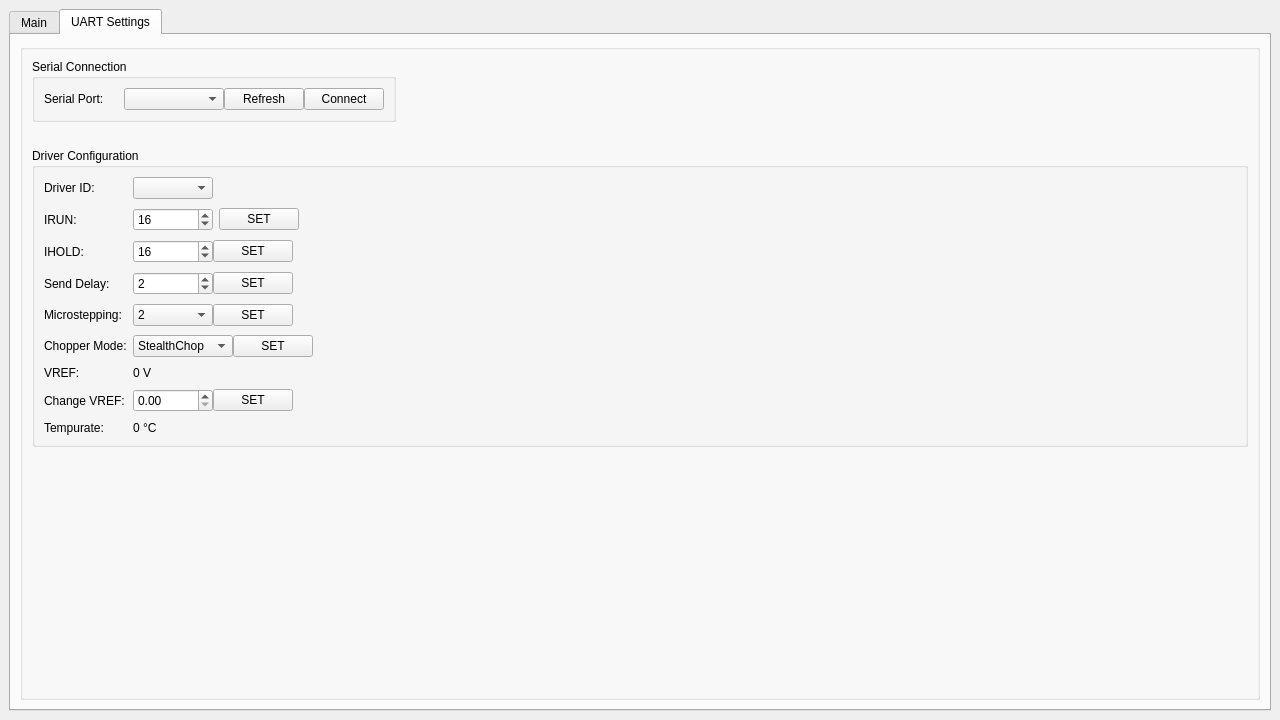
The window that ui/PCB2Gcode.ui (404boboo/PCB2Gcode) describes before a commit, drawn with Qt 5.
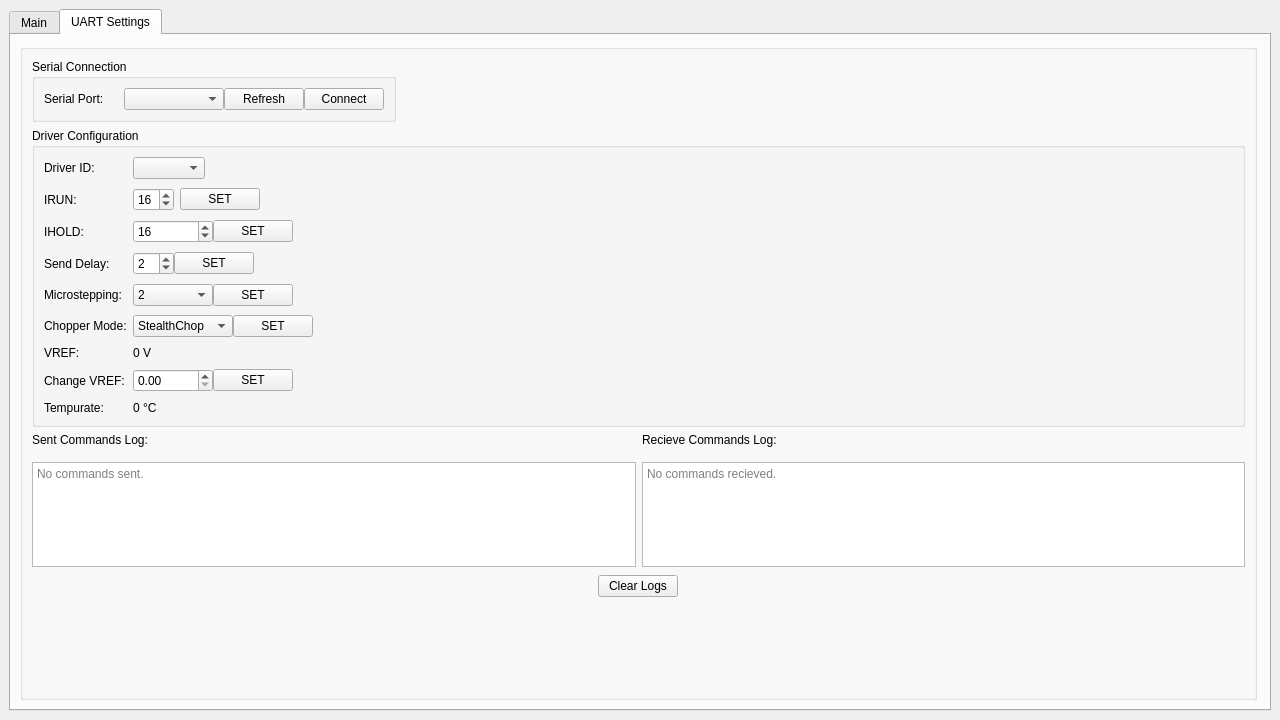
The same window after the commit. Icons and pictures are not drawn.

Commit message:
Update UI and Add Sent and Received Command Logs with Clear Functionality
- Command Logging UI:
   - Added QTextEdit widgets: `sentLogTextEdit` and 'recieveLogTextEdit'
- Emitted `dataSent` Signal:**
     - Added a new signal `dataSent` in the UART class to notify when data is sent over UART.
- Added Clear Logs to allow users clear the command logs.

The edit to the form file:
```diff
--- a/ui/PCB2Gcode.ui
+++ b/ui/PCB2Gcode.ui
@@ -440,9 +440,15 @@
        <layout class="QVBoxLayout" name="uartVerticalLayout">
         <item>
          <widget class="QGroupBox" name="verticalGroupBox">
+          <property name="sizePolicy">
+           <sizepolicy hsizetype="Maximum" vsizetype="Maximum">
+            <horstretch>0</horstretch>
+            <verstretch>0</verstretch>
+           </sizepolicy>
+          </property>
           <layout class="QVBoxLayout" name="verticalLayout_5">
            <property name="bottomMargin">
-            <number>250</number>
+            <number>0</number>
            </property>
            <item alignment="Qt::AlignmentFlag::AlignLeft|Qt::AlignmentFlag::AlignTop">
             <widget class="QGroupBox" name="serialConnectionGroup">
@@ -550,12 +556,18 @@
               <string>Driver Configuration</string>
              </property>
              <layout class="QFormLayout" name="driverFormLayout">
+              <property name="fieldGrowthPolicy">
+               <enum>QFormLayout::FieldGrowthPolicy::ExpandingFieldsGrow</enum>
+              </property>
               <property name="verticalSpacing">
                <number>9</number>
               </property>
               <property name="topMargin">
                <number>9</number>
               </property>
+              <property name="bottomMargin">
+               <number>9</number>
+              </property>
               <item row="0" column="0">
                <widget class="QLabel" name="driverIDLabel">
                 <property name="text">
@@ -968,6 +980,102 @@
              </layout>
             </widget>
            </item>
+           <item>
+            <layout class="QVBoxLayout" name="verticalLayout_6">
+             <property name="bottomMargin">
+              <number>100</number>
+             </property>
+             <item>
+              <layout class="QHBoxLayout" name="horizontalLayout_3">
+               <property name="bottomMargin">
+                <number>0</number>
+               </property>
+               <item>
+                <widget class="QLabel" name="label">
+                 <property name="text">
+                  <string>Sent Commands Log: </string>
+                 </property>
+                </widget>
+               </item>
+               <item>
+                <widget class="QLabel" name="label_2">
+                 <property name="text">
+                  <string>Recieve Commands Log: </string>
+                 </property>
+                </widget>
+               </item>
+              </layout>
+             </item>
+             <item>
+              <layout class="QHBoxLayout" name="horizontalLayout_4">
+               <property name="topMargin">
+                <number>9</number>
+               </property>
+               <property name="bottomMargin">
+                <number>0</number>
+               </property>
+               <item>
+                <widget class="QTextEdit" name="sentLogtextEdit">
+                 <property name="maximumSize">
+                  <size>
+                   <width>16777215</width>
+                   <height>16777215</height>
+                  </size>
+                 </property>
+                 <property name="readOnly">
+                  <bool>true</bool>
+                 </property>
+                 <property name="placeholderText">
+                  <string>No commands sent.</string>
+                 </property>
+                </widget>
+               </item>
+               <item>
+                <widget class="QTextEdit" name="recieveLogtextEdit">
+                 <property name="maximumSize">
+                  <size>
+                   <width>16777215</width>
+                   <height>16777215</height>
+                  </size>
+                 </property>
+                 <property name="documentTitle">
+                  <string/>
+                 </property>
+                 <property name="readOnly">
+                  <bool>true</bool>
+                 </property>
+                 <property name="placeholderText">
+                  <string>No commands recieved.</string>
+                 </property>
+                </widget>
+               </item>
+              </layout>
+             </item>
+             <item>
+              <layout class="QHBoxLayout" name="horizontalLayout_5">
+               <property name="topMargin">
+                <number>2</number>
+               </property>
+               <property name="bottomMargin">
+                <number>0</number>
+               </property>
+               <item>
+                <widget class="QPushButton" name="clearLogsButton">
+                 <property name="maximumSize">
+                  <size>
+                   <width>80</width>
+                   <height>16777215</height>
+                  </size>
+                 </property>
+                 <property name="text">
+                  <string>Clear Logs</string>
+                 </property>
+                </widget>
+               </item>
+              </layout>
+             </item>
+            </layout>
+           </item>
           </layout>
          </widget>
         </item>
```
The commit also changes 3 other files.
